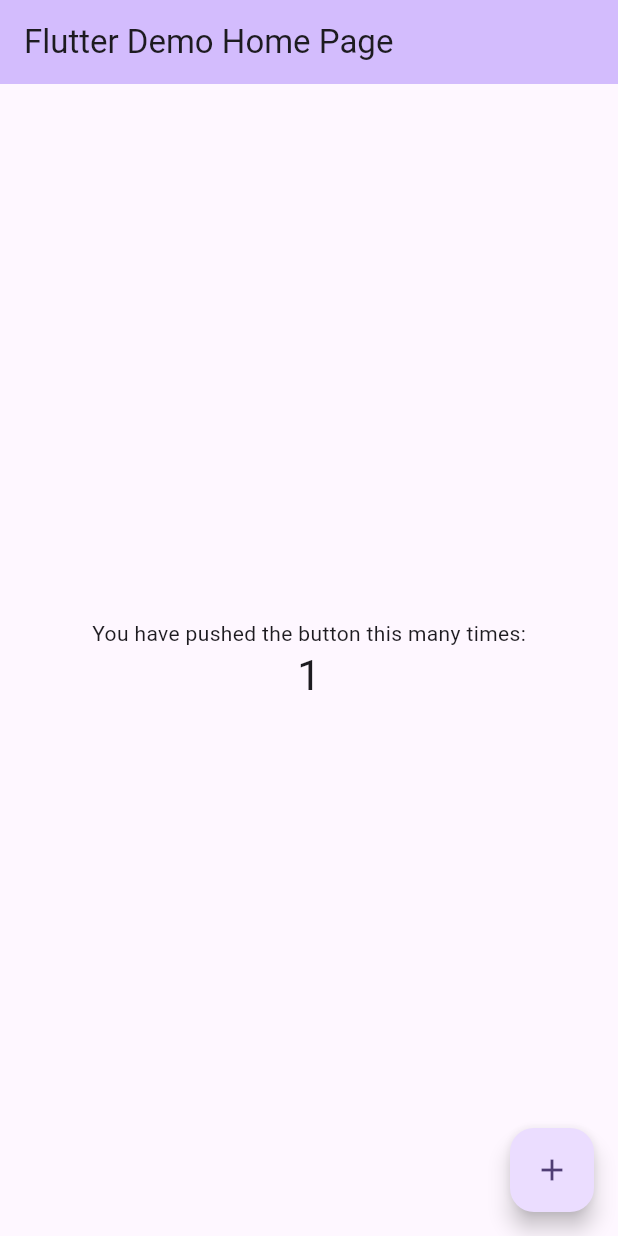
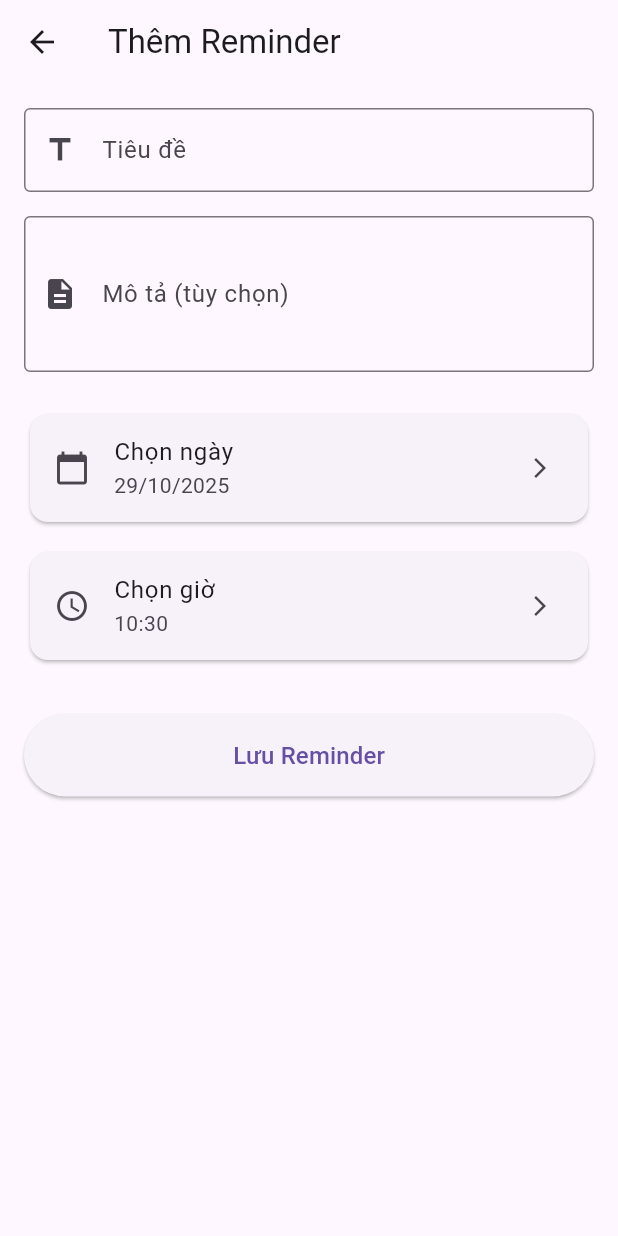
Before and after one commit to caoductam/Flutter_ReminderApp, a Flutter app: the screen it shows after launch, after a tap on the "add" icon, on a phone screen of 412 x 824 dp. Run offline on Flutter 3.47's test engine with Material 3 defaults, Android fonts, the phone set to English and light mode, and no system bars; our stand-ins replace flutter_local_notifications, permission_handler, timezone.

```diff
--- a/reminder_app/lib/main.dart
+++ b/reminder_app/lib/main.dart
@@ -1,122 +1,26 @@
 import 'package:flutter/material.dart';
+import 'services/notification_service.dart';
+import 'screens/home_screen.dart';
 
-void main() {
+void main() async {
+  WidgetsFlutterBinding.ensureInitialized();
+
+  // Khởi tạo NotificationService
+  await NotificationService().initialize();
+
   runApp(const MyApp());
 }
 
 class MyApp extends StatelessWidget {
-  const MyApp({super.key});
+  const MyApp({Key? key}) : super(key: key);
 
-  // This widget is the root of your application.
   @override
   Widget build(BuildContext context) {
     return MaterialApp(
-      title: 'Flutter Demo',
-      theme: ThemeData(
-        // This is the theme of your application.
-        //
-        // TRY THIS: Try running your application with "flutter run". You'll see
-        // the application has a purple toolbar. Then, without quitting the app,
-        // try changing the seedColor in the colorScheme below to Colors.green
-        // and then invoke "hot reload" (save your changes or press the "hot
-        // reload" button in a Flutter-supported IDE, or press "r" if you used
-        // the command line to start the app).
-        //
-        // Notice that the counter didn't reset back to zero; the application
-        // state is not lost during the reload. To reset the state, use hot
-        // restart instead.
-        //
-        // This works for code too, not just values: Most code changes can be
-        // tested with just a hot reload.
-        colorScheme: ColorScheme.fromSeed(seedColor: Colors.deepPurple),
-      ),
-      home: const MyHomePage(title: 'Flutter Demo Home Page'),
+      title: 'Reminder App',
+      debugShowCheckedModeBanner: false,
+      theme: ThemeData(primarySwatch: Colors.blue, useMaterial3: true),
+      home: const HomeScreen(),
     );
   }
 }
-
-class MyHomePage extends StatefulWidget {
-  const MyHomePage({super.key, required this.title});
-
-  // This widget is the home page of your application. It is stateful, meaning
-  // that it has a State object (defined below) that contains fields that affect
-  // how it looks.
-
-  // This class is the configuration for the state. It holds the values (in this
-  // case the title) provided by the parent (in this case the App widget) and
-  // used by the build method of the State. Fields in a Widget subclass are
-  // always marked "final".
-
-  final String title;
-
-  @override
-  State<MyHomePage> createState() => _MyHomePageState();
-}
-
-class _MyHomePageState extends State<MyHomePage> {
-  int _counter = 0;
-
-  void _incrementCounter() {
-    setState(() {
-      // This call to setState tells the Flutter framework that something has
-      // changed in this State, which causes it to rerun the build method below
-      // so that the display can reflect the updated values. If we changed
-      // _counter without calling setState(), then the build method would not be
-      // called again, and so nothing would appear to happen.
-      _counter++;
-    });
-  }
-
-  @override
-  Widget build(BuildContext context) {
-    // This method is rerun every time setState is called, for instance as done
-    // by the _incrementCounter method above.
-    //
-    // The Flutter framework has been optimized to make rerunning build methods
-    // fast, so that you can just rebuild anything that needs updating rather
-    // than having to individually change instances of widgets.
-    return Scaffold(
-      appBar: AppBar(
-        // TRY THIS: Try changing the color here to a specific color (to
-        // Colors.amber, perhaps?) and trigger a hot reload to see the AppBar
-        // change color while the other colors stay the same.
-        backgroundColor: Theme.of(context).colorScheme.inversePrimary,
-        // Here we take the value from the MyHomePage object that was created by
-        // the App.build method, and use it to set our appbar title.
-        title: Text(widget.title),
-      ),
-      body: Center(
-        // Center is a layout widget. It takes a single child and positions it
-        // in the middle of the parent.
-        child: Column(
-          // Column is also a layout widget. It takes a list of children and
-          // arranges them vertically. By default, it sizes itself to fit its
-          // children horizontally, and tries to be as tall as its parent.
-          //
-          // Column has various properties to control how it sizes itself and
-          // how it positions its children. Here we use mainAxisAlignment to
-          // center the children vertically; the main axis here is the vertical
-          // axis because Columns are vertical (the cross axis would be
-          // horizontal).
-          //
-          // TRY THIS: Invoke "debug painting" (choose the "Toggle Debug Paint"
-          // action in the IDE, or press "p" in the console), to see the
-          // wireframe for each widget.
-          mainAxisAlignment: MainAxisAlignment.center,
-          children: <Widget>[
-            const Text('You have pushed the button this many times:'),
-            Text(
-              '$_counter',
-              style: Theme.of(context).textTheme.headlineMedium,
-            ),
-          ],
-        ),
-      ),
-      floatingActionButton: FloatingActionButton(
-        onPressed: _incrementCounter,
-        tooltip: 'Increment',
-        child: const Icon(Icons.add),
-      ), // This trailing comma makes auto-formatting nicer for build methods.
-    );
-  }
-}
--- /dev/null
+++ b/reminder_app/lib/models/reminder.dart
@@ -0,0 +1,51 @@
+class Reminder {
+  final int id;
+  final String title;
+  final String description;
+  final DateTime scheduledTime;
+  final bool isCompleted;
+
+  Reminder({
+    required this.id,
+    required this.title,
+    required this.description,
+    required this.scheduledTime,
+    this.isCompleted = false,
+  });
+
+  Reminder copyWith({
+    int? id,
+    String? title,
+    String? description,
+    DateTime? scheduledTime,
+    bool? isCompleted,
+  }) {
+    return Reminder(
+      id: id ?? this.id,
+      title: title ?? this.title,
+      description: description ?? this.description,
+      scheduledTime: scheduledTime ?? this.scheduledTime,
+      isCompleted: isCompleted ?? this.isCompleted,
+    );
+  }
+
+  Map<String, dynamic> toJson() {
+    return {
+      'id': id,
+      'title': title,
+      'description': description,
+      'scheduledTime': scheduledTime.toIso8601String(),
+      'isCompleted': isCompleted,
+    };
+  }
+
+  factory Reminder.fromJson(Map<String, dynamic> json) {
+    return Reminder(
+      id: json['id'],
+      title: json['title'],
+      description: json['description'],
+      scheduledTime: DateTime.parse(json['scheduledTime']),
+      isCompleted: json['isCompleted'] ?? false,
+    );
+  }
+}
--- /dev/null
+++ b/reminder_app/lib/screens/add_reminder_screen.dart
@@ -0,0 +1,161 @@
+import 'package:flutter/material.dart';
+import '../models/reminder.dart';
+
+class AddReminderScreen extends StatefulWidget {
+  const AddReminderScreen({Key? key}) : super(key: key);
+
+  @override
+  State<AddReminderScreen> createState() => _AddReminderScreenState();
+}
+
+class _AddReminderScreenState extends State<AddReminderScreen> {
+  final _formKey = GlobalKey<FormState>();
+  final _titleController = TextEditingController();
+  final _descriptionController = TextEditingController();
+
+  DateTime _selectedDate = DateTime.now();
+  TimeOfDay _selectedTime = TimeOfDay.now();
+
+  @override
+  void dispose() {
+    _titleController.dispose();
+    _descriptionController.dispose();
+    super.dispose();
+  }
+
+  Future<void> _selectDate() async {
+    final DateTime? picked = await showDatePicker(
+      context: context,
+      initialDate: _selectedDate,
+      firstDate: DateTime.now(),
+      lastDate: DateTime.now().add(const Duration(days: 365)),
+    );
+
+    if (picked != null) {
+      setState(() {
+        _selectedDate = picked;
+      });
+    }
+  }
+
+  Future<void> _selectTime() async {
+    final TimeOfDay? picked = await showTimePicker(
+      context: context,
+      initialTime: _selectedTime,
+    );
+
+    if (picked != null) {
+      setState(() {
+        _selectedTime = picked;
+      });
+    }
+  }
+
+  void _saveReminder() {
+    if (_formKey.currentState!.validate()) {
+      final scheduledDateTime = DateTime(
+        _selectedDate.year,
+        _selectedDate.month,
+        _selectedDate.day,
+        _selectedTime.hour,
+        _selectedTime.minute,
+      );
+
+      if (scheduledDateTime.isBefore(DateTime.now())) {
+        ScaffoldMessenger.of(context).showSnackBar(
+          const SnackBar(
+            content: Text('Vui lòng chọn thời gian trong tương lai!'),
+            backgroundColor: Colors.red,
+          ),
+        );
+        return;
+      }
+
+      final reminder = Reminder(
+        id: DateTime.now().millisecondsSinceEpoch % 100000,
+        title: _titleController.text,
+        description: _descriptionController.text,
+        scheduledTime: scheduledDateTime,
+      );
+
+      Navigator.pop(context, reminder);
+    }
+  }
+
+  @override
+  Widget build(BuildContext context) {
+    return Scaffold(
+      appBar: AppBar(title: const Text('Thêm Reminder')),
+      body: SingleChildScrollView(
+        padding: const EdgeInsets.all(16),
+        child: Form(
+          key: _formKey,
+          child: Column(
+            crossAxisAlignment: CrossAxisAlignment.stretch,
+            children: [
+              TextFormField(
+                controller: _titleController,
+                decoration: const InputDecoration(
+                  labelText: 'Tiêu đề',
+                  border: OutlineInputBorder(),
+                  prefixIcon: Icon(Icons.title),
+                ),
+                validator: (value) {
+                  if (value == null || value.isEmpty) {
+                    return 'Vui lòng nhập tiêu đề';
+                  }
+                  return null;
+                },
+              ),
+              const SizedBox(height: 16),
+              TextFormField(
+                controller: _descriptionController,
+                decoration: const InputDecoration(
+                  labelText: 'Mô tả (tùy chọn)',
+                  border: OutlineInputBorder(),
+                  prefixIcon: Icon(Icons.description),
+                ),
+                maxLines: 3,
+              ),
+              const SizedBox(height: 24),
+              Card(
+                child: ListTile(
+                  leading: const Icon(Icons.calendar_today),
+                  title: const Text('Chọn ngày'),
+                  subtitle: Text(
+                    '${_selectedDate.day}/${_selectedDate.month}/${_selectedDate.year}',
+                  ),
+                  trailing: const Icon(Icons.arrow_forward_ios, size: 16),
+                  onTap: _selectDate,
+                ),
+              ),
+              const SizedBox(height: 12),
+              Card(
+                child: ListTile(
+                  leading: const Icon(Icons.access_time),
+                  title: const Text('Chọn giờ'),
+                  subtitle: Text(
+                    '${_selectedTime.hour}:${_selectedTime.minute.toString().padLeft(2, '0')}',
+                  ),
+                  trailing: const Icon(Icons.arrow_forward_ios, size: 16),
+                  onTap: _selectTime,
+                ),
+              ),
+              const SizedBox(height: 32),
+              ElevatedButton(
+                onPressed: _saveReminder,
+                style: ElevatedButton.styleFrom(
+                  padding: const EdgeInsets.symmetric(vertical: 16),
+                ),
+                child: const Text(
+                  'Lưu Reminder',
+                  style: TextStyle(fontSize: 16),
+                ),
+              ),
+            ],
+          ),
+        ),
+      ),
+    );
+  }
+}
--- /dev/null
+++ b/reminder_app/lib/screens/home_screen.dart
@@ -0,0 +1,151 @@
+import 'package:flutter/material.dart';
+import '../models/reminder.dart';
+import '../services/notification_service.dart';
+import 'add_reminder_screen.dart';
+
+class HomeScreen extends StatefulWidget {
+  const HomeScreen({Key? key}) : super(key: key);
+
+  @override
+  State<HomeScreen> createState() => _HomeScreenState();
+}
+
+class _HomeScreenState extends State<HomeScreen> {
+  List<Reminder> reminders = [];
+  final NotificationService _notificationService = NotificationService();
+
+  @override
+  void initState() {
+    super.initState();
+    _loadReminders();
+  }
+
+  Future<void> _loadReminders() async {
+    // Trong ứng dụng thực tế, bạn nên lưu vào database (SQLite, Hive, etc.)
+    setState(() {});
+  }
+
+  Future<void> _addReminder(Reminder reminder) async {
+    setState(() {
+      reminders.add(reminder);
+    });
+
+    // Lên lịch thông báo
+    await _notificationService.scheduleNotification(
+      id: reminder.id,
+      title: reminder.title,
+      body: reminder.description,
+      scheduledTime: reminder.scheduledTime,
+    );
+
+    ScaffoldMessenger.of(
+      context,
+    ).showSnackBar(const SnackBar(content: Text('Reminder đã được lên lịch!')));
+  }
+
+  Future<void> _deleteReminder(Reminder reminder) async {
+    setState(() {
+      reminders.remove(reminder);
+    });
+
+    // Hủy thông báo
+    await _notificationService.cancelNotification(reminder.id);
+
+    ScaffoldMessenger.of(
+      context,
+    ).showSnackBar(const SnackBar(content: Text('Reminder đã được xóa!')));
+  }
+
+  @override
+  Widget build(BuildContext context) {
+    return Scaffold(
+      appBar: AppBar(title: const Text('My Reminders'), elevation: 0),
+      body: reminders.isEmpty
+          ? Center(
+              child: Column(
+                mainAxisAlignment: MainAxisAlignment.center,
+                children: [
+                  Icon(
+                    Icons.notifications_none,
+                    size: 100,
+                    color: Colors.grey[300],
+                  ),
+                  const SizedBox(height: 16),
+                  Text(
+                    'Chưa có reminder nào',
+                    style: TextStyle(fontSize: 18, color: Colors.grey[600]),
+                  ),
+                ],
+              ),
+            )
+          : ListView.builder(
+              padding: const EdgeInsets.all(16),
+              itemCount: reminders.length,
+              itemBuilder: (context, index) {
+                final reminder = reminders[index];
+                return Card(
+                  margin: const EdgeInsets.only(bottom: 12),
+                  child: ListTile(
+                    leading: CircleAvatar(
+                      backgroundColor: Theme.of(context).primaryColor,
+                      child: const Icon(
+                        Icons.notifications,
+                        color: Colors.white,
+                      ),
+                    ),
+                    title: Text(
+                      reminder.title,
+                      style: const TextStyle(fontWeight: FontWeight.bold),
+                    ),
+                    subtitle: Column(
+                      crossAxisAlignment: CrossAxisAlignment.start,
+                      children: [
+                        if (reminder.description.isNotEmpty)
+                          Text(reminder.description),
+                        const SizedBox(height: 4),
+                        Text(
+                          _formatDateTime(reminder.scheduledTime),
+                          style: TextStyle(
+                            color: Colors.grey[600],
+                            fontSize: 12,
+                          ),
+                        ),
+                      ],
+                    ),
+                    trailing: IconButton(
+                      icon: const Icon(Icons.delete, color: Colors.red),
+                      onPressed: () => _deleteReminder(reminder),
+                    ),
+                  ),
+                );
+              },
+            ),
+      floatingActionButton: FloatingActionButton(
+        onPressed: () async {
+          final result = await Navigator.push<Reminder>(
+            context,
+            MaterialPageRoute(builder: (context) => const AddReminderScreen()),
+          );
+
+          if (result != null) {
+            _addReminder(result);
+          }
+        },
+        child: const Icon(Icons.add),
+      ),
+    );
+  }
+
+  String _formatDateTime(DateTime dateTime) {
+    final now = DateTime.now();
+    final difference = dateTime.difference(now);
+
+    if (difference.inDays == 0) {
+      return 'Hôm nay lúc ${dateTime.hour}:${dateTime.minute.toString().padLeft(2, '0')}';
+    } else if (difference.inDays == 1) {
+      return 'Ngày mai lúc ${dateTime.hour}:${dateTime.minute.toString().padLeft(2, '0')}';
+    } else {
+      return '${dateTime.day}/${dateTime.month}/${dateTime.year} lúc ${dateTime.hour}:${dateTime.minute.toString().padLeft(2, '0')}';
+    }
+  }
+}
--- /dev/null
+++ b/reminder_app/lib/services/notification_service.dart
@@ -0,0 +1,111 @@
+import 'package:flutter_local_notifications/flutter_local_notifications.dart';
+import 'package:timezone/data/latest_all.dart' as tz;
+import 'package:timezone/timezone.dart' as tz;
+import 'package:permission_handler/permission_handler.dart';
+
+class NotificationService {
+  static final NotificationService _instance = NotificationService._internal();
+  factory NotificationService() => _instance;
+  NotificationService._internal();
+
+  final FlutterLocalNotificationsPlugin flutterLocalNotificationsPlugin =
+      FlutterLocalNotificationsPlugin();
+
+  Future<void> initialize() async {
+    tz.initializeTimeZones();
+
+    const AndroidInitializationSettings initializationSettingsAndroid =
+        AndroidInitializationSettings('@mipmap/ic_launcher');
+
+    final DarwinInitializationSettings initializationSettingsDarwin =
+        DarwinInitializationSettings(
+          requestAlertPermission: true,
+          requestBadgePermission: true,
+          requestSoundPermission: true,
+        );
+
+    final InitializationSettings initializationSettings =
+        InitializationSettings(
+          android: initializationSettingsAndroid,
+          iOS: initializationSettingsDarwin,
+        );
+
+    await flutterLocalNotificationsPlugin.initialize(
+      initializationSettings,
+      onDidReceiveNotificationResponse: (NotificationResponse response) async {
+        // Xử lý khi người dùng tap vào thông báo
+        print('Notification clicked: ${response.payload}');
+      },
+    );
+
+    // Yêu cầu quyền cho Android 13+
+    await requestPermissions();
+  }
+
+  Future<void> requestPermissions() async {
+    if (await Permission.notification.isDenied) {
+      await Permission.notification.request();
+    }
+
+    // Cho Android 12+
+    if (await Permission.scheduleExactAlarm.isDenied) {
+      await Permission.scheduleExactAlarm.request();
+    }
+  }
+
+  Future<void> scheduleNotification({
+    required int id,
+    required String title,
+    required String body,
+    required DateTime scheduledTime,
+  }) async {
+    final tz.TZDateTime tzScheduledTime = tz.TZDateTime.from(
+      scheduledTime,
+      tz.local,
+    );
+
+    const AndroidNotificationDetails androidDetails =
+        AndroidNotificationDetails(
+          'reminder_channel',
+          'Reminders',
+          channelDescription: 'Channel for reminder notifications',
+          importance: Importance.max,
+          priority: Priority.high,
+          showWhen: true,
+        );
+
+    const DarwinNotificationDetails iosDetails = DarwinNotificationDetails(
+      presentAlert: true,
+      presentBadge: true,
+      presentSound: true,
+    );
+
+    const NotificationDetails notificationDetails = NotificationDetails(
+      android: androidDetails,
+      iOS: iosDetails,
+    );
+
+    await flutterLocalNotificationsPlugin.zonedSchedule(
+      id,
+      title,
+      body,
+      tzScheduledTime,
+      notificationDetails,
+      androidScheduleMode: AndroidScheduleMode.exactAllowWhileIdle,
+      uiLocalNotificationDateInterpretation:
+          UILocalNotificationDateInterpretation.absoluteTime,
+    );
+  }
+
+  Future<void> cancelNotification(int id) async {
+    await flutterLocalNotificationsPlugin.cancel(id);
+  }
+
+  Future<void> cancelAllNotifications() async {
+    await flutterLocalNotificationsPlugin.cancelAll();
+  }
+
+  Future<List<PendingNotificationRequest>> getPendingNotifications() async {
+    return await flutterLocalNotificationsPlugin.pendingNotificationRequests();
+  }
+}
```
Also changed, not shown: 3 other files.
